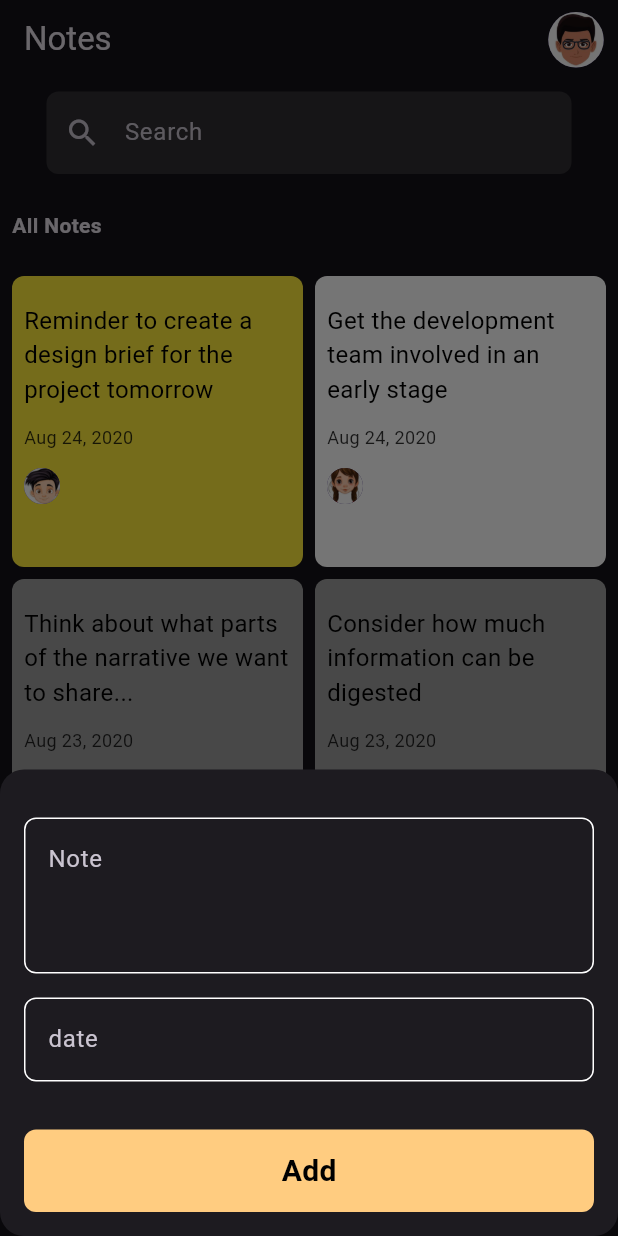
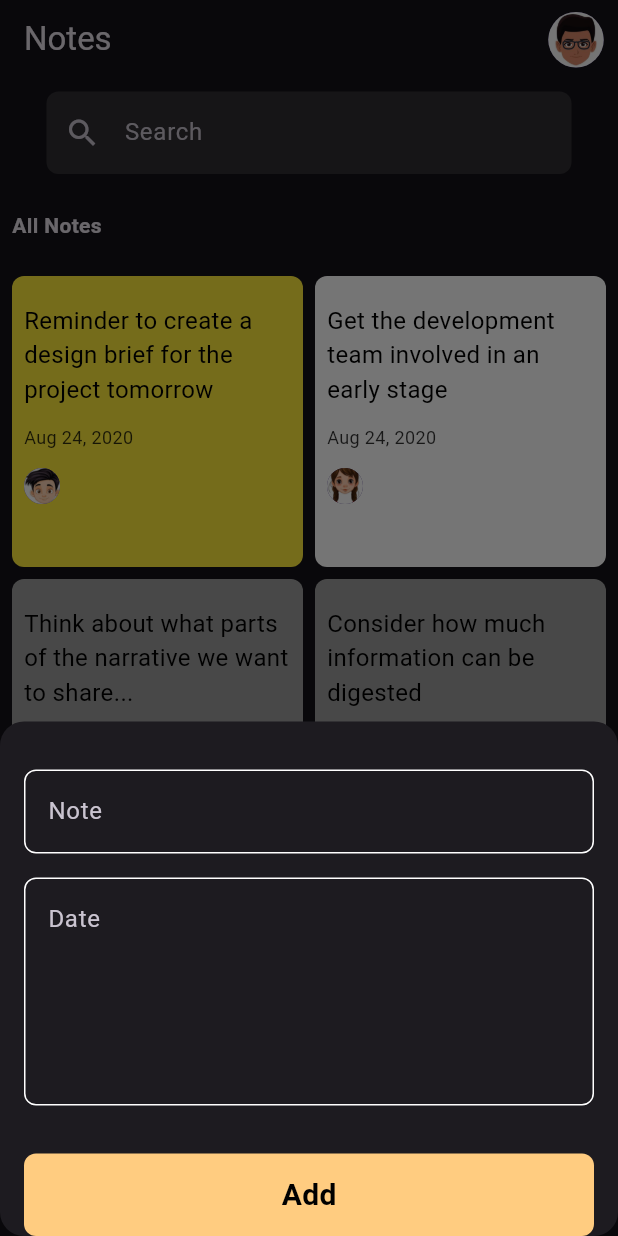
Before and after one commit to ayatahmed77/notte_app, a Flutter app: the screen it shows after launch, after a tap on the "add" icon, on a phone screen of 412 x 824 dp. Run offline on Flutter 3.47's test engine with Material 3 defaults, Android fonts, the phone set to English and light mode, and no system bars.

Commit message:
first commit

```diff
--- a/lib/Edit_Note.dart
+++ b/lib/Edit_Note.dart
@@ -40,7 +40,7 @@ class EditNote extends StatelessWidget{
             const SizedBox(height: 50,),
             const TexttField(maxlines: 3, hinttext: 'Note'),
             const  SizedBox(height: 16,),
-            const TexttField(maxlines: 1, hinttext: 'date')
+            const TexttField(maxlines: 1, hinttext: 'Date')
           ],
         ),
       ),
--- a/lib/Notes_page.dart
+++ b/lib/Notes_page.dart
@@ -1,11 +1,19 @@
 import 'package:flutter/material.dart';
+import 'package:note_app/Edit_Note.dart';
 import 'package:note_app/Notes_list.dart';
-import 'package:note_app/TextField.dart';
 
-class NotesPage extends StatelessWidget {
+class NotesPage extends StatefulWidget {
+
+  @override
+  State<NotesPage> createState() => _NotesPageState();
+}
+
+class _NotesPageState extends State<NotesPage> {
+  bool isloading =false;
+
   @override
   Widget build(BuildContext context) {
-    return  Scaffold(
+    return Scaffold(
       appBar: AppBar(
         title: const Text('Notes'),
         actions: const [
@@ -17,12 +25,12 @@ class NotesPage extends StatelessWidget {
           )
         ],
         bottom: PreferredSize(
-            preferredSize:const Size.fromHeight(120.0),
+          preferredSize: const Size.fromHeight(120.0),
           child: Column(
             children: [
               Padding(
                 padding: const EdgeInsets.all(8.0),
-                  child:  Container(
+                child: Container(
                   width: 350.0,
                   height: 55.0,
                   child: TextField(
@@ -57,23 +65,61 @@ class NotesPage extends StatelessWidget {
           ),
         ),
       ),
-
-        floatingActionButton: FloatingActionButton(
-          onPressed: (){
+      floatingActionButton: FloatingActionButton(onPressed: (){
         showModalBottomSheet(
-              shape: RoundedRectangleBorder(
-                  borderRadius: BorderRadius.circular(16)),
+            shape: RoundedRectangleBorder(borderRadius: BorderRadius.circular(16)),
             context: context, builder: (context)
         {
           return Padding(
             padding: const EdgeInsets.symmetric(horizontal: 16),
+            child: SingleChildScrollView(
               child: Column(
                 mainAxisSize: MainAxisSize.min,
                 children: [
                   const  SizedBox(height: 32,),
-                    const TexttField(maxlines: 3, hinttext: 'Note'),
+                  TextField(
+                    maxLines: 1,
+                    decoration: InputDecoration(
+                      hintText: 'Note',
+                      helperStyle:const TextStyle(
+                        color: Color(0xffffcc80),
+                      ),
+                      border: OutlineInputBorder(
+                          borderRadius: BorderRadius.circular(8),
+                          borderSide: const BorderSide(
+                            color: Colors.white,
+                          )
+                      ) ,
+                      enabledBorder: OutlineInputBorder(
+                          borderRadius: BorderRadius.circular(8),
+                          borderSide: const BorderSide(
+                            color: Colors.white,
+                          )
+                      ) ,
+                    ),
+                  ),
                   const  SizedBox(height: 16,),
-                    const TexttField(maxlines: 1, hinttext: 'date'),
+                  TextField(
+                    maxLines: 5,
+                    decoration: InputDecoration(
+                      hintText: 'Date',
+                      helperStyle:const TextStyle(
+                        color: Color(0xffffcc80),
+                      ),
+                      border: OutlineInputBorder(
+                          borderRadius: BorderRadius.circular(8),
+                          borderSide: const BorderSide(
+                            color: Colors.white,
+                          )
+                      ) ,
+                      enabledBorder: OutlineInputBorder(
+                          borderRadius: BorderRadius.circular(8),
+                          borderSide: const BorderSide(
+                            color: Colors.white,
+                          )
+                      ) ,
+                    ),
+                  ),
                   const SizedBox(height: 32,),
                   Container(
                     width: MediaQuery.of(context).size.width,
@@ -93,8 +139,8 @@ class NotesPage extends StatelessWidget {
                       ),
                     ),
                   ),
-                    const SizedBox(height: 16,)
                 ],
+              ),
             ),
           );
         });
--- a/lib/TextField.dart
+++ b/lib/TextField.dart
@@ -4,11 +4,19 @@ class TexttField extends StatelessWidget {
   final int maxlines;
   final String hinttext;
 
-  const TexttField({super.key, required this.maxlines, required this.hinttext,});
+  const TexttField({super.key, required this.maxlines, required this.hinttext, this.onSaved,});
 
+   final void Function(String?)? onSaved;
   @override
   Widget build(BuildContext context) {
-    return TextField(
+    return TextFormField(
+
+      onSaved: onSaved,
+      validator: (value){
+        if (value?.isEmpty  ?? true){return 'field is required ';}
+        else{return null;}
+      },
+
       maxLines: maxlines,
       decoration: InputDecoration(
         hintText: hinttext,
--- a/lib/main.dart
+++ b/lib/main.dart
@@ -1,17 +1,18 @@
 import 'package:flutter/material.dart';
 import 'package:note_app/Notes_page.dart';
 
-void main() {
+void main() async{
   runApp(MyApp());
 }
 
 class MyApp extends StatelessWidget {
   @override
   Widget build(BuildContext context) {
-    return MaterialApp(
-      debugShowCheckedModeBanner: false,
-      theme:ThemeData(brightness: Brightness.dark),
-      home: NotesPage(),
+    return
+       MaterialApp(
+        debugShowCheckedModeBanner: false,
+        theme: ThemeData(brightness: Brightness.dark),
+        home: NotesPage(),
     );
   }
 }
```
Also changed, not shown: pubspec.yaml (+6 -2 lines), pubspec.lock, 1 other file. Lines whose indentation alone changed are shown as unchanged.
